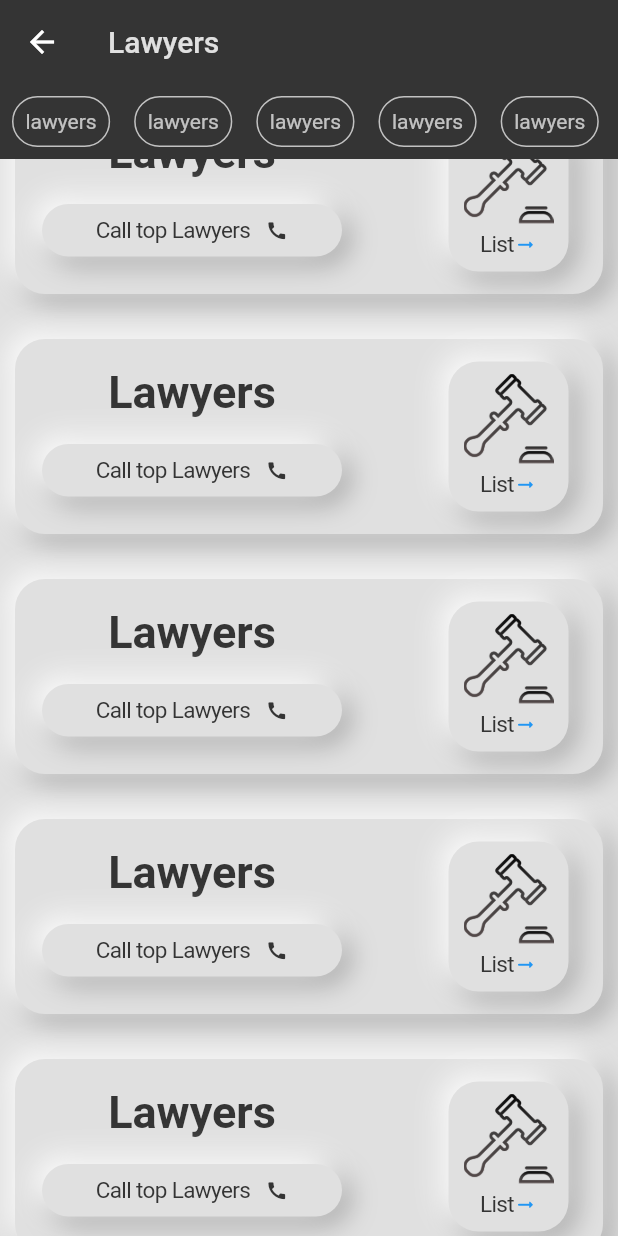
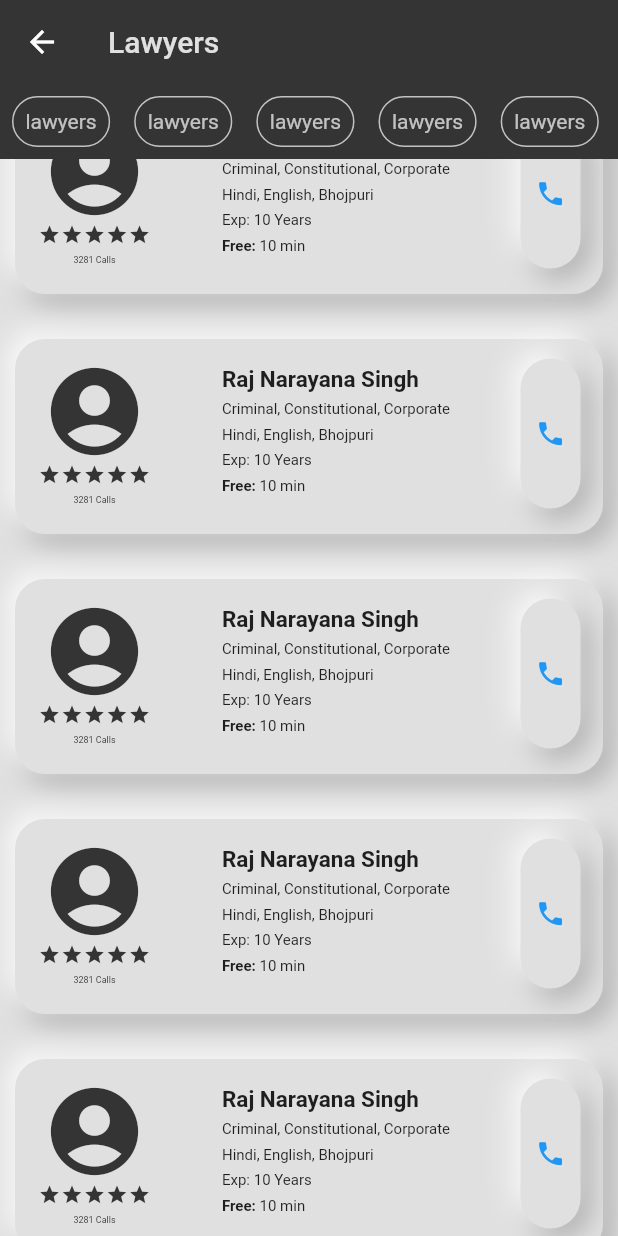
Before and after one commit to navneetprajapati26/solution-, a Flutter app: the ServicesScreen screen opened directly, on a phone screen of 412 x 824 dp. Run offline on Flutter 3.47's test engine with Material 2 defaults, Android fonts, the phone set to English and light mode, and no system bars; our stand-ins replace flutter_svg.

Commit message:
Service Provider card done

```diff
--- a/lib/main.dart
+++ b/lib/main.dart
@@ -30,6 +30,7 @@ class MyApp extends StatelessWidget {
         primarySwatch: Colors.blue,
       ),
       home: SplashScreen(),
+      // home: ServicesScreen(),
     );
   }
 }
--- a/lib/screens/service/ServiceScreen.dart
+++ b/lib/screens/service/ServiceScreen.dart
@@ -1,6 +1,8 @@
 import 'package:flutter/material.dart';
 import 'package:flutter/rendering.dart';
 import 'package:solution/utils/services_card.dart';
+
+import '../../utils/service_provider_card.dart';
 
 class ServicesScreen extends StatefulWidget {
   const ServicesScreen({Key? key}) : super(key: key);
@@ -33,12 +35,7 @@ class _ServicesScreenState extends State<ServicesScreen> {
                     shrinkWrap: true,
                     itemCount: 6,
                     itemBuilder: (context, index) {
-                      return ServicesCard(
-                        service_name: "Lawyers",
-                        service_logo: "assets/png/justice_png_logo.png",
-                        coler: 0xFF343434,
-                        route: () { },
-                      );
+                      return ServiceProvider();
                     }),
               ],
             ),
--- /dev/null
+++ b/lib/utils/service_provider_card.dart
@@ -0,0 +1,206 @@
+import 'package:flutter/cupertino.dart';
+import 'package:flutter/material.dart';
+import 'package:solution/utils/dimensions.dart';
+import 'package:solution/utils/neomorphism/neomorphism_box.dart';
+
+class ServiceProvider extends StatelessWidget {
+  const ServiceProvider({Key? key}) : super(key: key);
+
+  @override
+  Widget build(BuildContext context) {
+    return Padding(
+      padding: const EdgeInsets.only(
+          left: Dimensions.SIZE_SMALL,
+          right: Dimensions.SIZE_SMALL,
+          top: Dimensions.SIZE_SMALL,
+          bottom: Dimensions.SIZE_LARGE),
+      child: NeuBox(
+          height: 130,
+          width: 200,
+          child: Container(
+            child: Row(
+              mainAxisAlignment: MainAxisAlignment.spaceBetween,
+              children: [
+                //todo: photo and stars
+                Padding(
+                  padding: const EdgeInsets.all(Dimensions.SIZE_EXTRA_SMALL),
+                  child: Column(
+                    children: [
+                      Icon(
+                        Icons.account_circle_rounded,
+                        color: Color(0xFF343434),
+                        size: 70,
+                      ),
+                      Container(
+                        width: 80,
+                        alignment: Alignment.center,
+                        child: Row(
+                          mainAxisAlignment: MainAxisAlignment.center,
+                          //todo: stars
+                          children: [
+                            Icon(
+                              Icons.star,
+                              color: Color(0xFF343434),
+                              size: 15,
+                            ),
+                            Icon(
+                              Icons.star,
+                              color: Color(0xFF343434),
+                              size: 15,
+                            ),
+                            Icon(
+                              Icons.star,
+                              color: Color(0xFF343434),
+                              size: 15,
+                            ),
+                            Icon(
+                              Icons.star,
+                              color: Color(0xFF343434),
+                              size: 15,
+                            ),
+                            Icon(
+                              Icons.star,
+                              color: Color(0xFF343434),
+                              size: 15,
+                            ),
+                          ],
+                        ),
+                      ),
+                      Container(
+                          alignment: Alignment.center,
+                          child: Padding(
+                            padding: const EdgeInsets.all(
+                                Dimensions.SIZE_EXTRA_SMALL),
+                            child: Text(
+                              "3281 Calls",
+                              style: TextStyle(fontSize: 6),
+                            ),
+                          )),
+                    ],
+                  ),
+                ),
+
+                // name and information
+                Padding(
+                  padding: const EdgeInsets.all(Dimensions.SIZE_EXTRA_SMALL),
+                  child: Column(
+                    crossAxisAlignment: CrossAxisAlignment.start,
+                    children: [
+                      //todo:name
+                      Padding(
+                        padding:
+                            const EdgeInsets.all(Dimensions.SIZE_EXTRA_SMALL),
+                        child: Text(
+                          "Raj Narayana Singh",
+                          style: TextStyle(
+                              fontSize: Dimensions.SIZE_DEFAULT,
+                              fontWeight: FontWeight.bold),
+                        ),
+                      ),
+                      //todo:type of spaselty
+                      Padding(
+                        padding: const EdgeInsets.only(
+                            left: Dimensions.SIZE_EXTRA_SMALL,
+                            right: Dimensions.SIZE_EXTRA_SMALL,
+                            bottom: Dimensions.SIZE_EXTRA_SMALL),
+                        child: Text(
+                          "Criminal, Constitutional, Corporate",
+                          style: TextStyle(
+                            fontSize: Dimensions.SIZE_SMALL,
+                          ),
+                        ),
+                      ),
+                      //todo:language
+                      Padding(
+                        padding: const EdgeInsets.only(
+                            left: Dimensions.SIZE_EXTRA_SMALL,
+                            right: Dimensions.SIZE_EXTRA_SMALL,
+                            bottom: Dimensions.SIZE_EXTRA_SMALL),
+                        child: Text(
+                          "Hindi, English, Bhojpuri",
+                          style: TextStyle(
+                            fontSize: Dimensions.SIZE_SMALL,
+                          ),
+                        ),
+                      ),
+                      //todo:Exp
+                      Padding(
+                        padding: const EdgeInsets.only(
+                            left: Dimensions.SIZE_EXTRA_SMALL,
+                            right: Dimensions.SIZE_EXTRA_SMALL,
+                            bottom: Dimensions.SIZE_EXTRA_SMALL),
+                        child: Row(
+                          children: [
+                            Text(
+                              "Exp: ",
+                              style: TextStyle(
+                                fontSize: Dimensions.SIZE_SMALL,
+                              ),
+                            ),
+                            Text(
+                              "10 Years",
+                              style: TextStyle(
+                                fontSize: Dimensions.SIZE_SMALL,
+                              ),
+                            ),
+                          ],
+                        ),
+                      ),
+                      //todo:Free time
+                      Padding(
+                        padding: const EdgeInsets.only(
+                            left: Dimensions.SIZE_EXTRA_SMALL,
+                            right: Dimensions.SIZE_EXTRA_SMALL,
+                            bottom: Dimensions.SIZE_EXTRA_SMALL),
+                        child: Row(
+                          children: [
+                            Text(
+                              "Free: ",
+                              style: TextStyle(
+                                  fontSize: Dimensions.SIZE_SMALL,
+                                  fontWeight: FontWeight.bold),
+                            ),
+                            Text(
+                              "10 min",
+                              style: TextStyle(
+                                fontSize: Dimensions.SIZE_SMALL,
+                              ),
+                            ),
+                          ],
+                        ),
+                      ),
+                    ],
+                  ),
+                ),
+
+                // chat btn and blue tik
+                Padding(
+                  padding: const EdgeInsets.all(Dimensions.SIZE_EXTRA_SMALL),
+                  child: Column(
+                    children: [
+                      CupertinoButton(
+                          padding: EdgeInsets.zero,
+                          onPressed: () {},
+                          child: NeuBox(
+                              height: 100,
+                              width: 40,
+                              child: Container(
+                                height: 100,
+                                width: 40,
+                                alignment: Alignment.center,
+                                child: Padding(
+                                  padding: EdgeInsets.zero,
+                                  child: Icon(Icons.phone),
+                                ),
+                              )
+                          )
+                      )
+                    ],
+                  ),
+                )
+              ],
+            ),
+          )),
+    );
+  }
+}
```
